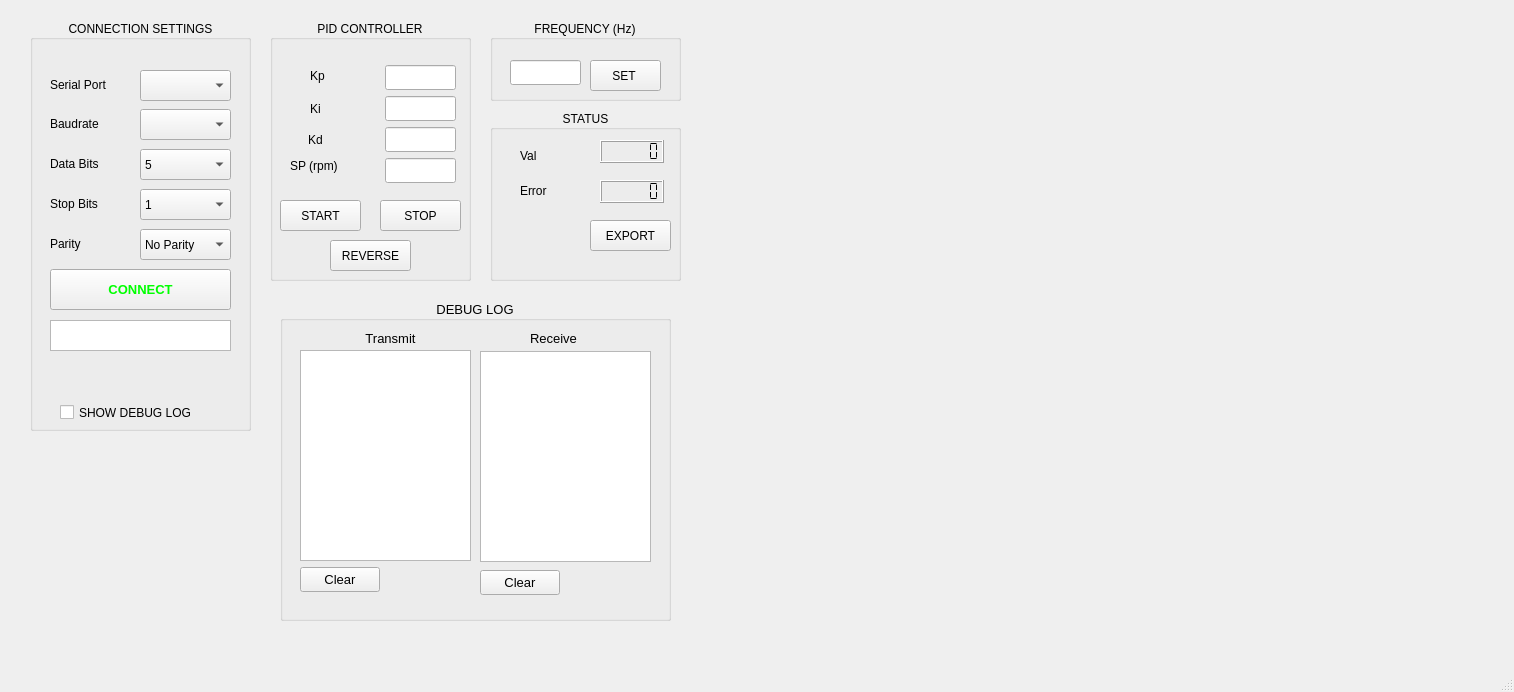
Uyle-gif/Qt-Motor-PID-, file mainwindow.ui: the form before one commit.
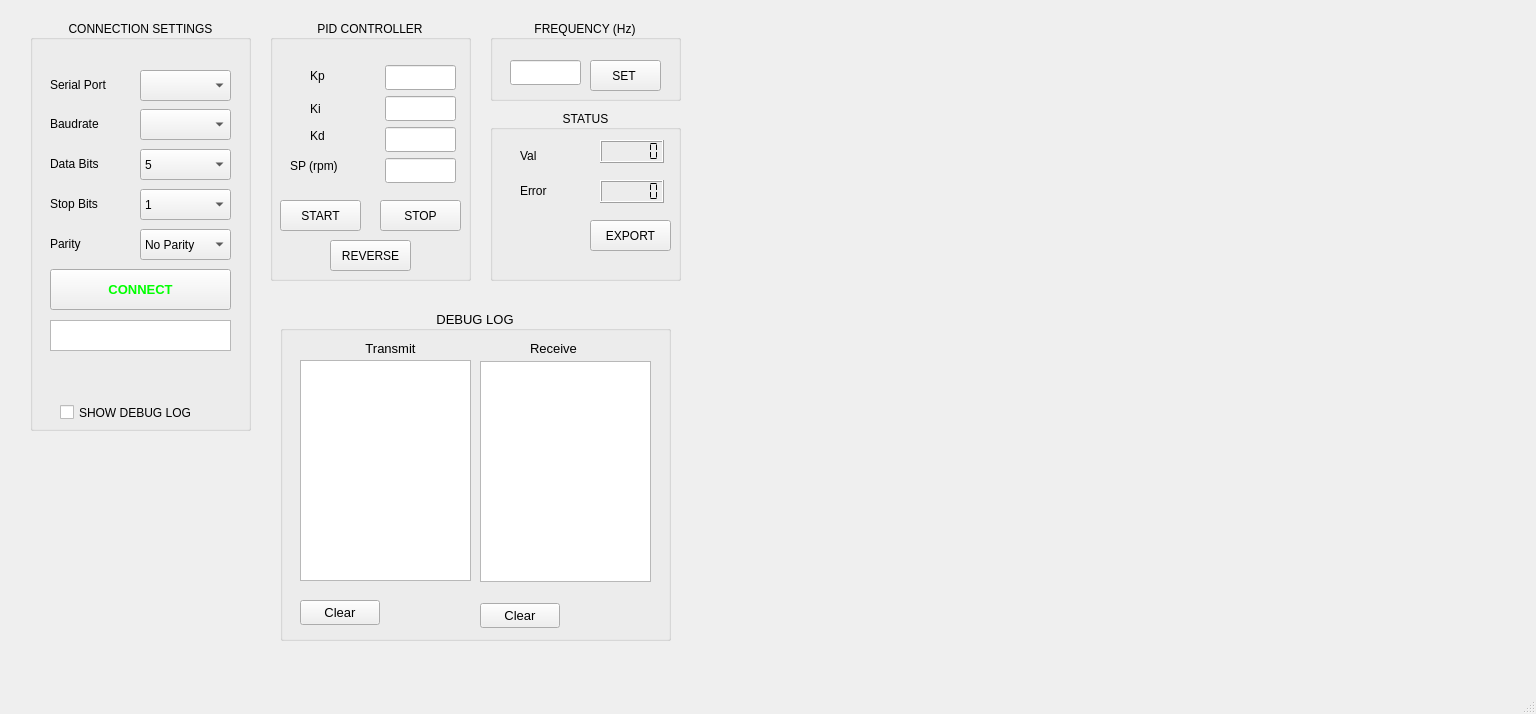
The form after the commit. Custom widgets are drawn as their Qt base class.

Diff of the .ui file:
```diff
--- a/mainwindow.ui
+++ b/mainwindow.ui
@@ -6,8 +6,8 @@
    <rect>
     <x>0</x>
     <y>0</y>
-    <width>1514</width>
-    <height>692</height>
+    <width>1536</width>
+    <height>714</height>
    </rect>
   </property>
   <property name="windowTitle">
@@ -359,19 +359,6 @@
       </rect>
      </property>
     </widget>
-    <widget class="QLabel" name="label_9">
-     <property name="geometry">
-      <rect>
-       <x>38</x>
-       <y>110</y>
-       <width>20</width>
-       <height>20</height>
-      </rect>
-     </property>
-     <property name="text">
-      <string>Kd</string>
-     </property>
-    </widget>
     <widget class="QLabel" name="label_10">
      <property name="geometry">
       <rect>
@@ -447,6 +434,19 @@
       <string>START</string>
      </property>
     </widget>
+    <widget class="QLabel" name="label_9">
+     <property name="geometry">
+      <rect>
+       <x>40</x>
+       <y>100</y>
+       <width>31</width>
+       <height>31</height>
+      </rect>
+     </property>
+     <property name="text">
+      <string>Kd</string>
+     </property>
+    </widget>
    </widget>
    <widget class="QCustomPlot" name="plot" native="true">
     <property name="geometry">
@@ -465,9 +465,9 @@
     <property name="geometry">
      <rect>
       <x>280</x>
-      <y>300</y>
+      <y>310</y>
       <width>391</width>
-      <height>321</height>
+      <height>331</height>
      </rect>
     </property>
     <property name="font">
@@ -490,7 +490,7 @@
        <x>20</x>
        <y>50</y>
        <width>171</width>
-       <height>211</height>
+       <height>221</height>
       </rect>
      </property>
     </widget>
@@ -498,7 +498,7 @@
      <property name="geometry">
       <rect>
        <x>20</x>
-       <y>267</y>
+       <y>290</y>
        <width>80</width>
        <height>25</height>
       </rect>
@@ -513,7 +513,7 @@
        <x>200</x>
        <y>51</y>
        <width>171</width>
-       <height>211</height>
+       <height>221</height>
       </rect>
      </property>
     </widget>
@@ -534,7 +534,7 @@
      <property name="geometry">
       <rect>
        <x>200</x>
-       <y>270</y>
+       <y>293</y>
        <width>80</width>
        <height>25</height>
       </rect>
```
Left out of the diff: 15 changed lines with no effect on the pictures.
